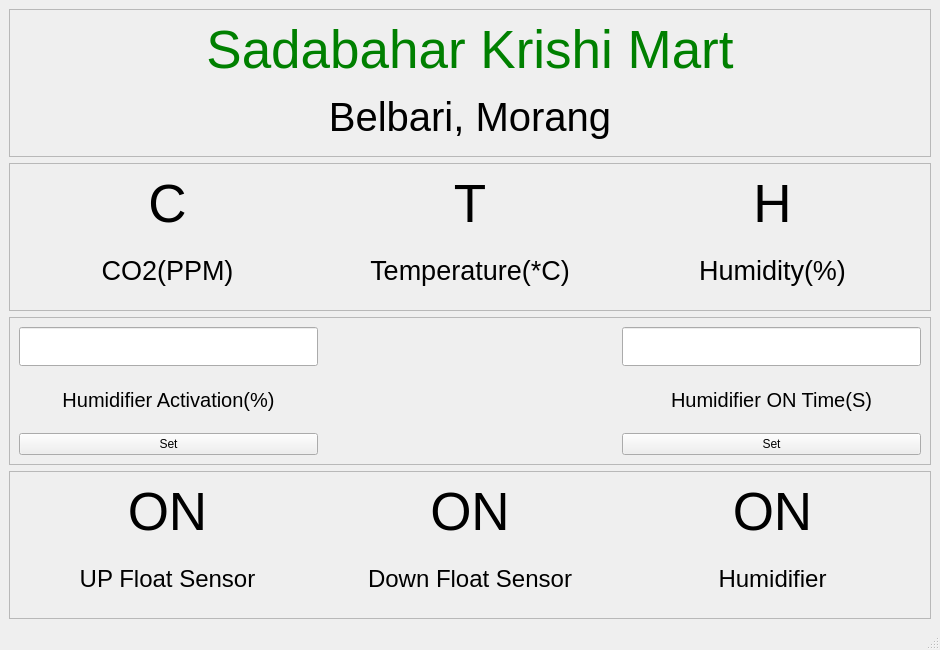
The window that pi/ui/main_win_base.ui (nabinodd/sadabahar007) describes before a commit, drawn with Qt 5.
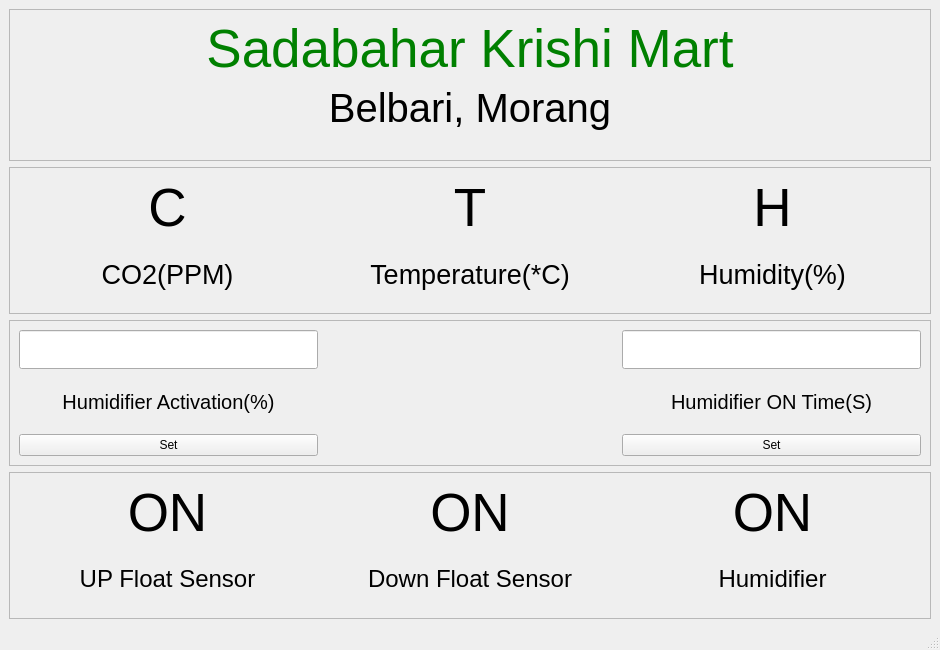
The same window after the commit.

The edit to the form file:
```diff
--- a/pi/ui/main_win_base.ui
+++ b/pi/ui/main_win_base.ui
@@ -57,6 +57,16 @@
          </property>
         </widget>
        </item>
+       <item>
+        <widget class="QLabel" name="lbl_running">
+         <property name="text">
+          <string/>
+         </property>
+         <property name="alignment">
+          <set>Qt::AlignRight|Qt::AlignTrailing|Qt::AlignVCenter</set>
+         </property>
+        </widget>
+       </item>
       </layout>
      </widget>
     </item>
@@ -176,6 +186,15 @@
     </item>
     <item>
      <widget class="QFrame" name="frame_3">
+      <property name="font">
+       <font>
+        <weight>50</weight>
+        <italic>false</italic>
+        <bold>false</bold>
+        <strikeout>false</strikeout>
+        <kerning>true</kerning>
+       </font>
+      </property>
       <property name="frameShape">
        <enum>QFrame::StyledPanel</enum>
       </property>
@@ -190,6 +209,11 @@
            <property name="font">
             <font>
              <pointsize>20</pointsize>
+             <weight>50</weight>
+             <italic>false</italic>
+             <bold>false</bold>
+             <strikeout>false</strikeout>
+             <kerning>true</kerning>
             </font>
            </property>
           </widget>
@@ -199,6 +223,11 @@
            <property name="font">
             <font>
              <pointsize>15</pointsize>
+             <weight>50</weight>
+             <italic>false</italic>
+             <bold>false</bold>
+             <strikeout>false</strikeout>
+             <kerning>true</kerning>
             </font>
            </property>
            <property name="text">
@@ -238,6 +267,11 @@
            <property name="font">
             <font>
              <pointsize>20</pointsize>
+             <weight>50</weight>
+             <italic>false</italic>
+             <bold>false</bold>
+             <strikeout>false</strikeout>
+             <kerning>true</kerning>
             </font>
            </property>
           </widget>
@@ -247,6 +281,11 @@
            <property name="font">
             <font>
              <pointsize>15</pointsize>
+             <weight>50</weight>
+             <italic>false</italic>
+             <bold>false</bold>
+             <strikeout>false</strikeout>
+             <kerning>true</kerning>
             </font>
            </property>
            <property name="text">
```
